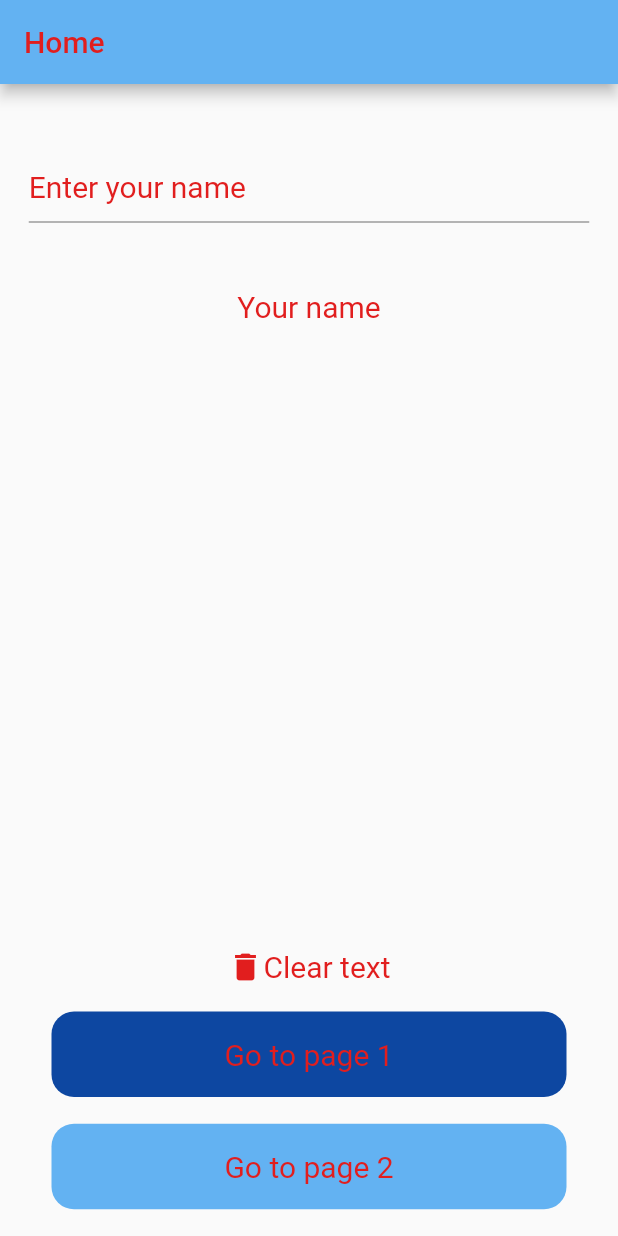
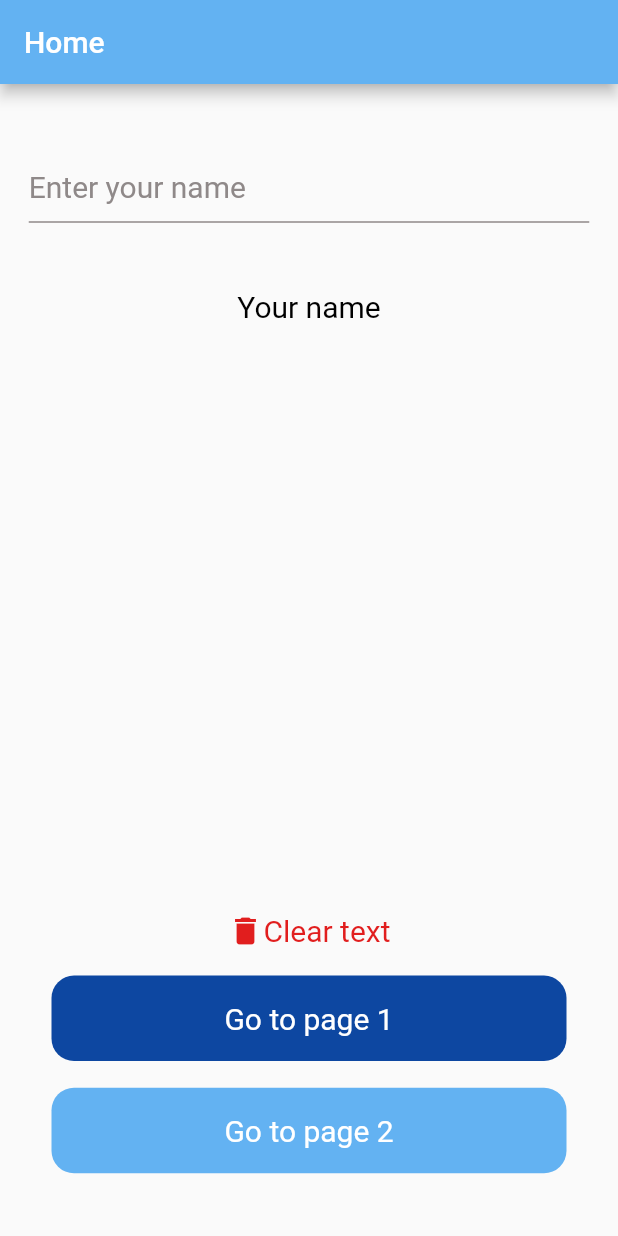
Before and after one commit to shadihas/sample_of_myWork, a Flutter app: the screen it shows after launch, on a phone screen of 412 x 824 dp. Run offline on Flutter 3.47's test engine with Material 2 defaults, Android fonts, the phone set to English and light mode, and no system bars; our stand-ins replace connectivity_plus; Roboto replaces fonts that are missing (inter-R).

Commit message:
added The Router folder and the App Router to handle the navigation in the app

```diff
--- a/lib/application/home/screens/home_screen.dart
+++ b/lib/application/home/screens/home_screen.dart
@@ -1,11 +1,11 @@
 import 'package:flutter/material.dart';
-import 'package:flutter/src/widgets/framework.dart';
-import 'package:flutter/src/widgets/placeholder.dart';
+import 'package:tech_t/router/app_router.dart';
 
 import '../../../core/utils/utils.dart';
 import '../widgets/clear_text_button.dart';
 import '../widgets/custom_app_bar.dart';
 import '../widgets/custom_home_button.dart';
+import '../widgets/custom_text_field.dart';
 
 class HomeScreen extends StatelessWidget {
   const HomeScreen({super.key});
@@ -13,66 +13,65 @@ class HomeScreen extends StatelessWidget {
   @override
   Widget build(BuildContext context) {
     TextEditingController homeTextEditingController = TextEditingController();
-    return Scaffold(
+    return
+    Scaffold(
   appBar: CustomAppBar(title: "Home"),
-      body: Column(
-        mainAxisAlignment: MainAxisAlignment.spaceBetween,
+  body: SingleChildScrollView(
+    child: Column(
       children: [
-          Column(
+
+        SizedBox(
+          // 80 is the appBar height
+          height: (Dimensions.screenHeight/2)-80,
+          child: Column(
+            mainAxisAlignment: MainAxisAlignment.start,
             children: [
-              // Text field where the user can enter the input
               Padding(
                 padding: EdgeInsets.only(
                   top: 50.h, bottom: 50.h, left: 20.w, right: 20.w),
-                child: TextField(
-                  controller: homeTextEditingController,
-                  decoration: InputDecoration(
+                child: CustomTextField(
+                  homeTextEditingController: homeTextEditingController,
                   hintText: "Enter your name",
-                      hintStyle: AppFontStyle.appTextStyle(color: AppColors.greyTextColor)
                 ),
               ),
-              ),
-
-              // Text widget, with a value changed based on the TextField input changed
               Text(
                 "Your name",
-                style: AppFontStyle.appTextStyle(color: AppColors.blackColor)
+                style: AppFontStyle.appTextStyle(color: AppColors.blackColor),
               ),
+              SizedBox(height: 20.h),
             ],
           ),
-          Column(
+        ),
+        SizedBox(
+          height: (Dimensions.screenHeight/2),
+          child: Column(
+            mainAxisAlignment: MainAxisAlignment.end,
             children: [
-            //  Clear text button, to clear the text in the Text and TextField widgets.
               const ClearTextButton(),
-
-              SizedBox(
-                height: 20.h,
-              ),
-
+              SizedBox(height: 20.h),
               CustomHomeButton(
                 onTap: () {
-
+                  Navigator.of(context).pushNamed(AppRouter.animationsScreen);
                 },
                 buttonColor: AppColors.darkBlueColor,
                 text: "Go to page 1",
               ),
-              SizedBox(
-                height: 20.h,
-              ),
+              SizedBox(height: 20.h),
               CustomHomeButton(
                 onTap: () {
-
+                  // Handle the onTap event for the button
                 },
                 buttonColor: AppColors.lightBlueColor,
                 text: "Go to page 2",
               ),
-               SizedBox(
-                height: 20.h,
+              SizedBox(height: 20.h),
+            ],
+          ),
         ),
       ],
-          )
-        ],
+    ),
   ),
 );
+
   }
 }
--- a/lib/application/home/screens/splash_screen.dart
+++ b/lib/application/home/screens/splash_screen.dart
@@ -2,8 +2,6 @@
 import 'dart:async';
 
 import 'package:flutter/material.dart';
-import 'package:flutter/src/widgets/framework.dart';
-import 'package:flutter/src/widgets/placeholder.dart';
 import 'package:tech_t/core/utils/utils.dart';
 
 import 'home_screen.dart';
@@ -23,7 +21,7 @@ class _SplashScreenState extends State<SplashScreen> {
   }
 
 void goToHomeScreenAfter3Seconds(){
-    Timer(const Duration(seconds: 0), () {
+    Timer(const Duration(seconds: 3), () {
       Navigator.of(context).pushReplacement(MaterialPageRoute(builder: (context) {
         return const HomeScreen();
       },));
@@ -34,13 +32,13 @@ void goToHomeScreenAfter3Seconds(){
     Dimensions dimensions = Dimensions();
     double screenHeight = MediaQuery.of(context).size.height;
     double screenWidth = MediaQuery.of(context).size.width;
-    dimensions.getDimensions(screenWidth, screenHeight);
+    dimensions.getScreenDimensions(screenWidth, screenHeight);
     return  Scaffold(
          body: Center(
           child: SizedBox(
             // added the width/1.5 for the height to to preserve the image's aspect ratio.
-            height: Dimensions.width/1.5,
-            width: Dimensions.width/2,
+            height: Dimensions.screenWidth/1.5,
+            width: Dimensions.screenWidth/2,
             child: const Image(image: AssetImage(ImagePath.logo)),
           ),
          ),
--- a/lib/application/home/widgets/custom_app_bar.dart
+++ b/lib/application/home/widgets/custom_app_bar.dart
@@ -4,6 +4,7 @@ import '../../../core/utils/utils.dart';
 
 AppBar CustomAppBar({required String title}) {
     return AppBar(
+
       backgroundColor: AppColors.lightBlueColor,
       title: Text(title,style: AppFontStyle.appTextStyle(color: AppColors.wightColor)),);
   }
--- a/lib/application/home/widgets/custom_home_button.dart
+++ b/lib/application/home/widgets/custom_home_button.dart
@@ -19,7 +19,7 @@ class CustomHomeButton extends StatelessWidget {
           text,
           style: AppFontStyle.appTextStyle(color: AppColors.wightColor)
         ),
-        width: Dimensions.width / 1.2,
+        width: Dimensions.screenWidth / 1.2,
         height: 57,
         decoration: BoxDecoration(
             borderRadius: BorderRadius.circular(15), color: buttonColor),
--- /dev/null
+++ b/lib/application/home/widgets/custom_text_field.dart
@@ -0,0 +1,40 @@
+import 'package:flutter/material.dart';
+
+import '../../../core/utils/utils.dart';
+
+class CustomTextField extends StatelessWidget {
+  const CustomTextField({
+    super.key,
+    required this.homeTextEditingController,
+    required this.hintText,
+  });
+
+  final TextEditingController homeTextEditingController;
+  final String hintText;
+
+  @override
+  Widget build(BuildContext context) {
+    return TextField(
+      controller: homeTextEditingController,
+      cursorColor: AppColors.lightBlueColor,
+      decoration: InputDecoration(
+        border: const UnderlineInputBorder(
+          borderSide: BorderSide(
+            color: AppColors.greyTextColor,
+          ),
+        ),
+        focusedBorder: const UnderlineInputBorder(
+          borderSide: BorderSide(
+            color: AppColors.greyTextColor,
+          ),
+        ),
+        enabledBorder: const UnderlineInputBorder(
+          borderSide: BorderSide(
+            color: AppColors.greyTextColor,
+          ),),
+          hintText: hintText,
+          hintStyle: AppFontStyle.appTextStyle(color: AppColors.greyTextColor)
+              ),
+    );
+  }
+}
--- a/lib/core/utils/appFonts.dart
+++ b/lib/core/utils/appFonts.dart
@@ -23,6 +23,6 @@ class AppFontStyle{
      return TextStyle(
                         fontFamily: AppFontFamily.interRegular,
                         fontSize: AppFontSize.bigSize,
-                        color: AppColors.darkRedColor);
+                        color:color);
   }
 }
--- a/lib/core/utils/dimensions.dart
+++ b/lib/core/utils/dimensions.dart
@@ -3,24 +3,24 @@
 part of utils;
 
 class Dimensions{
-static late  double width;
-static late double height;
+static late  double screenWidth;
+static late double screenHeight;
 static final  double defaultWidth = 430;
 static final double defaultHeight = 925;
 
-  void getDimensions(double screenWidth,double screenHeight){
-     width = screenWidth;
-     height = screenHeight;
+  void getScreenDimensions(double width,double height){
+     screenWidth = width;
+     screenHeight = height;
 
   }
 }
 
 extension PercentSized on int {
-  double get h => ((this * Dimensions.height) / Dimensions.defaultHeight);
+  double get h => ((this * Dimensions.screenHeight) / Dimensions.defaultHeight);
 
-  double get w => ((this * Dimensions.width) / Dimensions.defaultWidth);
+  double get w => ((this * Dimensions.screenWidth) / Dimensions.defaultWidth);
 
   double get sp =>
-      ((Dimensions.width * Dimensions.height) * this) /
+      ((Dimensions.screenWidth * Dimensions.screenHeight) * this) /
       (Dimensions.defaultHeight * Dimensions.defaultWidth);
 }
--- a/lib/main.dart
+++ b/lib/main.dart
@@ -1,5 +1,6 @@
 import 'package:flutter/material.dart';
 import 'package:tech_t/application/home/screens/splash_screen.dart';
+import 'package:tech_t/router/app_router.dart';
 
 void main() {
   runApp(const MyApp());
@@ -10,8 +11,12 @@ class MyApp extends StatelessWidget {
   @override
   Widget build(BuildContext context) {
     return MaterialApp(
+      theme: ThemeData(appBarTheme: AppBarTheme(
+
+      )),
       debugShowCheckedModeBanner: false,
-      home: SplashScreen()
+      onGenerateRoute: AppRouter.onGenerateRoute,
+      initialRoute: AppRouter.splashScreen
     );
   }
 }
--- /dev/null
+++ b/lib/router/app_router.dart
@@ -0,0 +1,38 @@
+import 'package:flutter/material.dart';
+import 'package:tech_t/application/home/screens/home_screen.dart';
+import 'package:tech_t/application/home/screens/splash_screen.dart';
+
+class AppRouter{
+  static const String homeScreen = '/home';
+  static const String splashScreen = 'splashScreen';
+  static const String animationsScreen = 'animationsScreen';
+  static const String pokemonScreen = 'animationsScreen';
+
+  const AppRouter._();
+
+  static Route<dynamic> onGenerateRoute(RouteSettings settings){
+   switch (settings.name) {
+     case homeScreen:
+       return MaterialPageRoute(builder: (context) => const HomeScreen(
+
+       ),);
+     case splashScreen:
+       return MaterialPageRoute(builder: (context) => const SplashScreen(
+
+       ),);
+    //  case animationsScreen:
+    //    return MaterialPageRoute(builder: (context) => const AnimationsScreen(
+
+    //    ),);
+    //  case pokemonScreen:
+    //    return MaterialPageRoute(builder: (context) => const SplashScreen(
+
+    //    ),);
+
+     default:
+   }
+   return MaterialPageRoute(builder: (context) => const Scaffold(
+        body: Text('No route defined'),
+       ),);
+  }
+}
```
Lines whose indentation alone changed are shown as unchanged.
